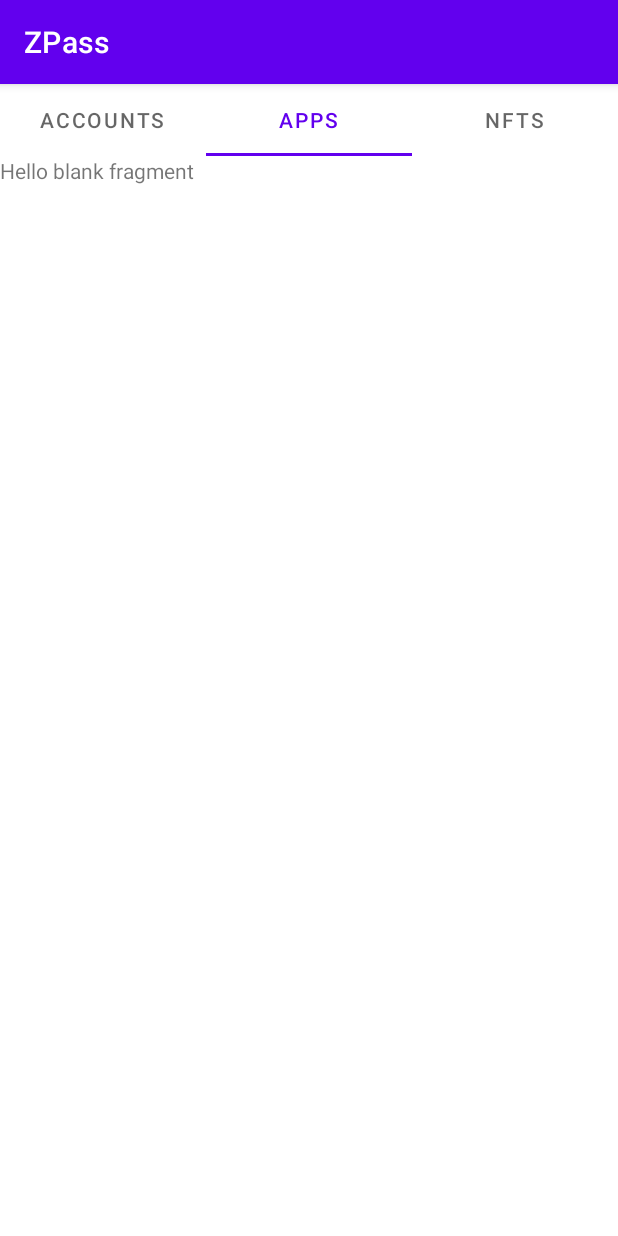
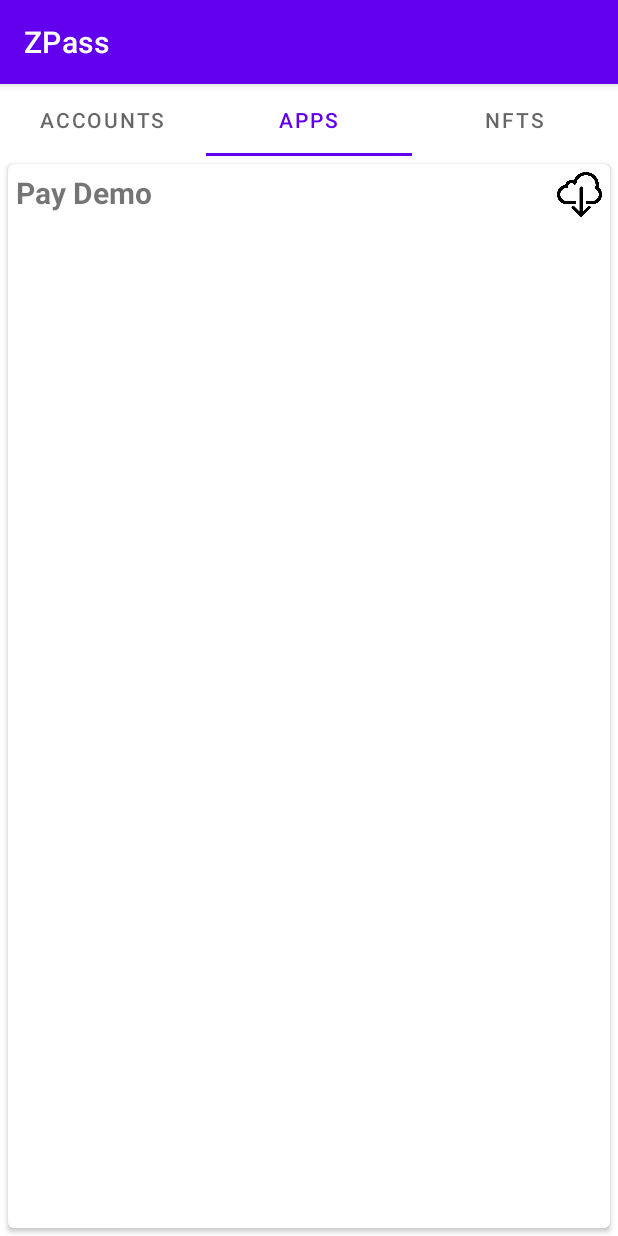
Before and after one commit to lushtechnology/ZPass, an Android app: the screen it shows after launch (MainActivity), tab 2 chosen, on a phone screen of 412 x 824 dp. Run offline under Robolectric (Android 15) with nearby library versions, the phone set to English and light mode, and no system bars; 2 statements that could not run were skipped.

Commit message:
Apps download view

```diff
--- a/app/src/main/res/layout/fragment_apps.xml
+++ b/app/src/main/res/layout/fragment_apps.xml
@@ -1,14 +1,44 @@
 <?xml version="1.0" encoding="utf-8"?>
-<FrameLayout xmlns:android="http://schemas.android.com/apk/res/android"
+<LinearLayout xmlns:android="http://schemas.android.com/apk/res/android"
+    xmlns:card_view="http://schemas.android.com/apk/res-auto"
     xmlns:tools="http://schemas.android.com/tools"
     android:layout_width="match_parent"
     android:layout_height="match_parent"
+    android:orientation="vertical"
     tools:context=".AppsFragment">
 
-    <!-- TODO: Update blank fragment layout -->
-    <TextView
+    <androidx.cardview.widget.CardView
+        android:id="@+id/card_view"
+        android:layout_gravity="top"
         android:layout_width="match_parent"
         android:layout_height="match_parent"
-        android:text="@string/hello_blank_fragment" />
+        android:layout_margin="5sp"
+        tools:cardBackgroundColor="#FAF5F5"
+        card_view:cardCornerRadius="4dp">
 
-</FrameLayout>
+        <RelativeLayout
+            android:layout_width="match_parent"
+            android:layout_height="match_parent"
+            android:layout_margin="5dp">
+            <TextView
+                android:id="@+id/info_text"
+                android:layout_width="wrap_content"
+                android:layout_height="match_parent"
+                android:textStyle="bold"
+                android:text="Pay Demo"
+                android:textSize="20sp"/>
+
+            <ImageView
+                android:layout_width="30sp"
+                android:layout_height="30sp"
+                android:layout_alignParentTop="true"
+                android:layout_alignParentEnd="true"
+                card_view:srcCompat="@drawable/cloud_computing">
+
+            </ImageView>
+        </RelativeLayout>
+
+    </androidx.cardview.widget.CardView>
+
+
+</LinearLayout>
```
Also changed, not shown: app/src/main/res/drawable/cloud_computing.png (added).
